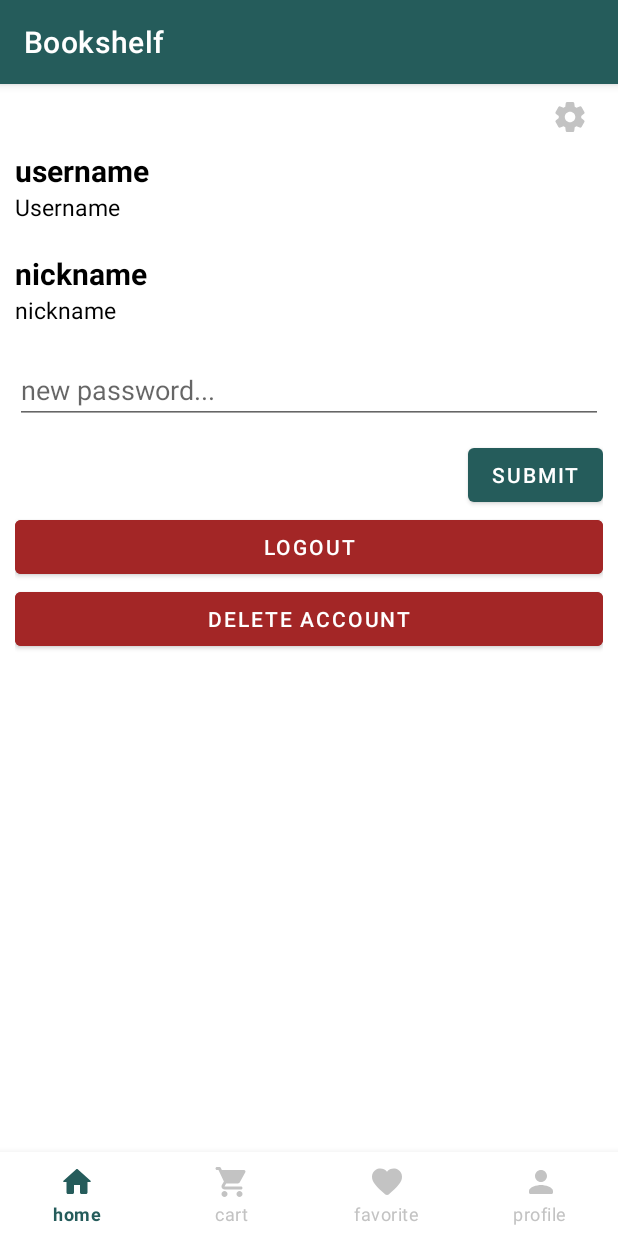
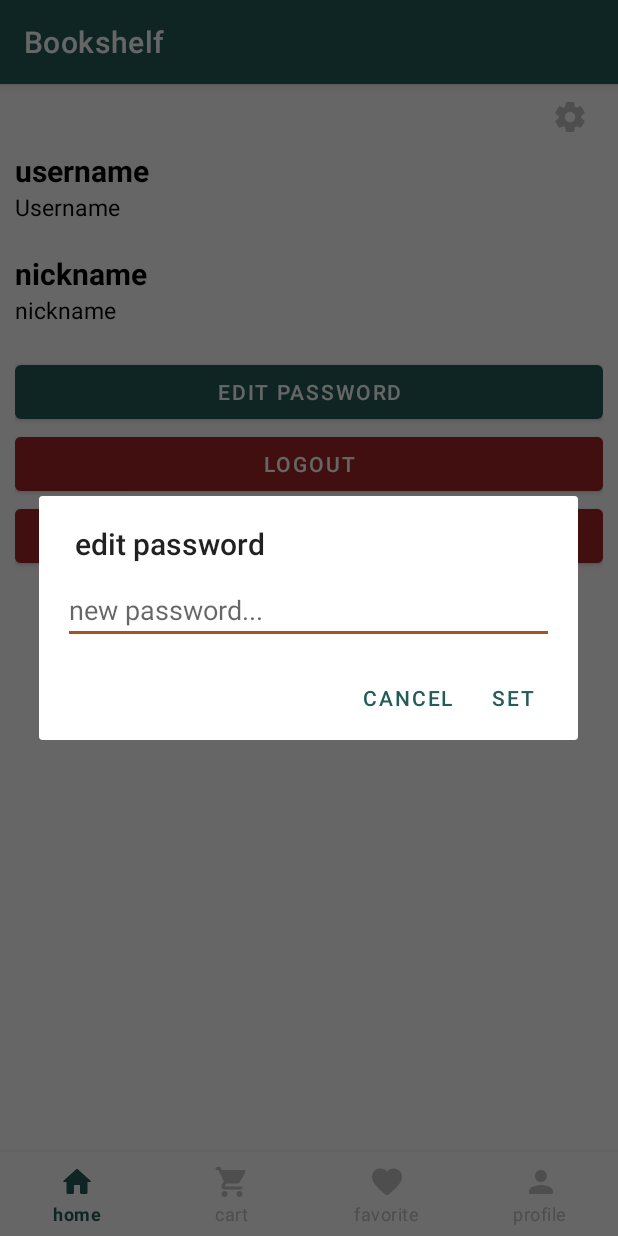
Before and after one commit to Negarnbkhti42/mobile-programming-HW2, an Android app: the fragment ProfileFragment placed in its activity, after a tap on "EDIT PASSWORD", on a phone screen of 412 x 824 dp. Run offline under Robolectric (Android 15) with nearby library versions, the phone set to English and light mode, and no system bars.

Commit message:
Handle commit

```diff
--- a/app/src/main/java/com/example/bookshelf/HomeActivity.java
+++ b/app/src/main/java/com/example/bookshelf/HomeActivity.java
@@ -12,7 +12,7 @@ import android.view.MenuItem;
 import com.google.android.material.bottomnavigation.BottomNavigationView;
 import com.google.android.material.navigation.NavigationBarView;
 
-public class HomeActivity extends AppCompatActivity {
+public class HomeActivity extends AppCompatActivity implements PasswordChangeDialog.PasswordChangeDialogListener {
 
     @Override
     protected void onCreate(Bundle savedInstanceState) {
@@ -61,4 +61,10 @@ public class HomeActivity extends AppCompatActivity {
         });
 
     }
+
+    @Override
+    public void onDialogPositiveClick(String newPassword) {
+        System.out.println(newPassword);
+
+    }
 }
--- /dev/null
+++ b/app/src/main/java/com/example/bookshelf/PasswordChangeDialog.java
@@ -0,0 +1,57 @@
+package com.example.bookshelf;
+
+import android.app.AlertDialog;
+import android.app.Dialog;
+import android.content.Context;
+import android.content.DialogInterface;
+import android.os.Bundle;
+import android.view.LayoutInflater;
+import android.view.View;
+import android.widget.EditText;
+
+import androidx.annotation.NonNull;
+import androidx.annotation.Nullable;
+import androidx.fragment.app.DialogFragment;
+
+public class PasswordChangeDialog extends DialogFragment {
+
+    private PasswordChangeDialogListener listener;
+    private EditText newPasswordEditor;
+
+    @NonNull
+    @Override
+    public Dialog onCreateDialog(@Nullable Bundle savedInstanceState) {
+        AlertDialog.Builder builder = new AlertDialog.Builder(getActivity());
+        LayoutInflater layoutInflater = requireActivity().getLayoutInflater();
+        View view = layoutInflater.inflate(R.layout.edit_password_dialog, null);
+
+        newPasswordEditor = view.findViewById(R.id.new_password);
+
+        builder.setView(view)
+                .setTitle("edit password")
+                .setPositiveButton("set", new DialogInterface.OnClickListener() {
+                    @Override
+                    public void onClick(DialogInterface dialogInterface, int i) {
+                        listener.onDialogPositiveClick(newPasswordEditor.getText().toString());
+                    }
+                })
+                .setNegativeButton("cancel", null);
+
+        return builder.create();
+    }
+
+    @Override
+    public void onAttach(@NonNull Context context) {
+        super.onAttach(context);
+
+        try {
+            listener = (PasswordChangeDialogListener) context;
+        } catch (ClassCastException e) {
+            throw new ClassCastException(getActivity().toString() + " must implement PasswordChangeDialogListener");
+        }
+    }
+
+    public interface PasswordChangeDialogListener {
+        void onDialogPositiveClick(String newPassword);
+    }
+}
--- a/app/src/main/java/com/example/bookshelf/ProfileFragment.java
+++ b/app/src/main/java/com/example/bookshelf/ProfileFragment.java
@@ -1,10 +1,15 @@
 package com.example.bookshelf;
 
 import android.content.Intent;
+import android.app.AlertDialog;
+import android.app.Dialog;
+import android.content.DialogInterface;
+import android.media.Image;
 import android.os.Bundle;
 
 import androidx.annotation.NonNull;
 import androidx.annotation.Nullable;
+import androidx.fragment.app.DialogFragment;
 import androidx.fragment.app.Fragment;
 
 import android.view.LayoutInflater;
@@ -14,9 +19,11 @@ import android.widget.Button;
 import android.widget.EditText;
 import android.widget.ImageButton;
 import android.widget.LinearLayout;
+import android.widget.TextView;
 
 
 public class ProfileFragment extends Fragment {
+
 
     public static ProfileFragment newInstance() {
         ProfileFragment fragment = new ProfileFragment();
@@ -40,29 +47,14 @@ public class ProfileFragment extends Fragment {
     public void onViewCreated(@NonNull View view, @Nullable Bundle savedInstanceState) {
         super.onViewCreated(view, savedInstanceState);
 
-        Button editPasswordButton = (Button) view.findViewById(R.id.edit_password_button);
-        Button submitPasswordEdit = (Button) view.findViewById(R.id.submit_password_edit_button);
-
+        TextView editPasswordButton = (TextView) view.findViewById(R.id.edit_password_button);
         ImageButton settingButton = (ImageButton) view.findViewById(R.id.btn_view_settings);
-
-        EditText newPasswordInput = (EditText) view.findViewById(R.id.new_password_input);
-
-        LinearLayout editPasswordField = (LinearLayout) view.findViewById(R.id.password_edit_field);
 
         editPasswordButton.setOnClickListener(new View.OnClickListener() {
             @Override
             public void onClick(View view) {
-                editPasswordField.setVisibility(View.VISIBLE);
-                editPasswordButton.setVisibility(View.GONE);
-            }
-        });
-
-        submitPasswordEdit.setOnClickListener(new View.OnClickListener() {
-            @Override
-            public void onClick(View view) {
-                newPasswordInput.setText("");
-                editPasswordField.setVisibility(View.GONE);
-                editPasswordButton.setVisibility(View.VISIBLE);
+                PasswordChangeDialog passwordChangeDialog = new PasswordChangeDialog();
+                passwordChangeDialog.show(getChildFragmentManager(), "password change dialog");
             }
         });
 
@@ -74,4 +66,5 @@ public class ProfileFragment extends Fragment {
             }
         });
     }
+
 }
--- /dev/null
+++ b/app/src/main/res/layout/edit_password_dialog.xml
@@ -0,0 +1,16 @@
+<?xml version="1.0" encoding="utf-8"?>
+<LinearLayout xmlns:android="http://schemas.android.com/apk/res/android"
+    android:orientation="vertical"
+    android:layout_width="match_parent"
+    android:layout_height="wrap_content">
+
+    <EditText
+        android:id="@+id/new_password"
+        android:layout_width="match_parent"
+        android:layout_height="wrap_content"
+        android:layout_marginVertical="8dp"
+        android:layout_marginHorizontal="16dp"
+        android:hint="new password..."
+        android:inputType="textPassword"/>
+
+</LinearLayout>
```
